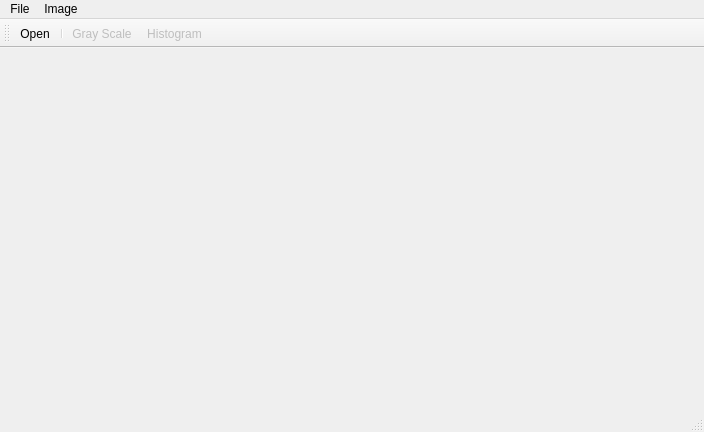
First picture: the form in src/mainwindow.ui, repository Ovilia/PIP, before the edit.
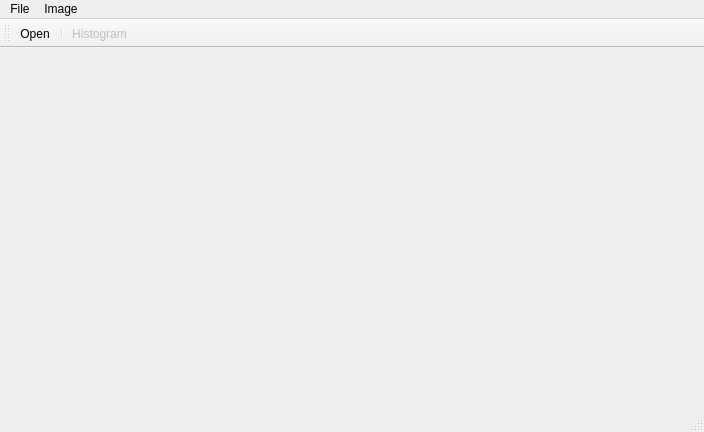
Second picture: the form after the edit. Icons and pictures are not drawn.

Diff of the .ui file:
```diff
--- a/src/mainwindow.ui
+++ b/src/mainwindow.ui
@@ -58,7 +58,6 @@
    </attribute>
    <addaction name="actionOpen"/>
    <addaction name="separator"/>
-   <addaction name="actionGray_Scale"/>
    <addaction name="actionHistogram"/>
   </widget>
   <widget class="QStatusBar" name="statusBar"/>
@@ -97,21 +96,6 @@
     <string>Ctrl+H</string>
    </property>
   </action>
-  <action name="actionGray_Scale">
-   <property name="checkable">
-    <bool>true</bool>
-   </property>
-   <property name="enabled">
-    <bool>false</bool>
-   </property>
-   <property name="icon">
-    <iconset resource="resource.qrc">
-     <normaloff>:/images/images/gray.png</normaloff>:/images/images/gray.png</iconset>
-   </property>
-   <property name="text">
-    <string>Gray Scale</string>
-   </property>
-  </action>
  </widget>
  <layoutdefault spacing="6" margin="11"/>
  <resources>
```
Left out of the diff: 1 changed line with no effect on the pictures.
